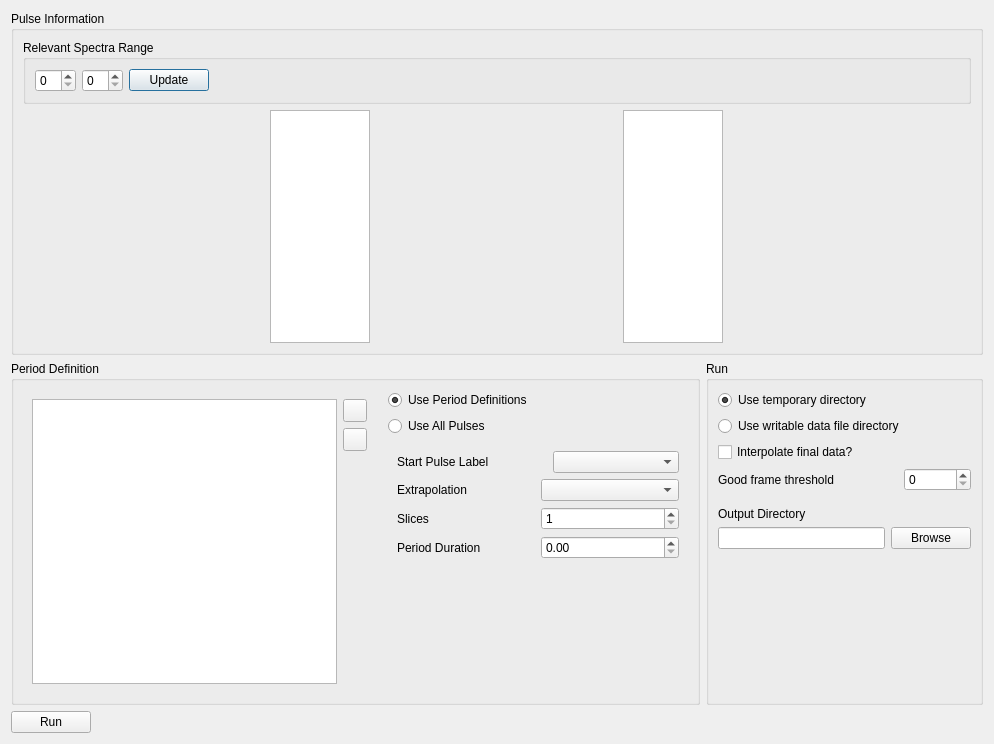
Old version of the form gudpy/gui/widgets/ui_files/nexusProcessingDialog.ui in the repository disorderedmaterials/GudPy.
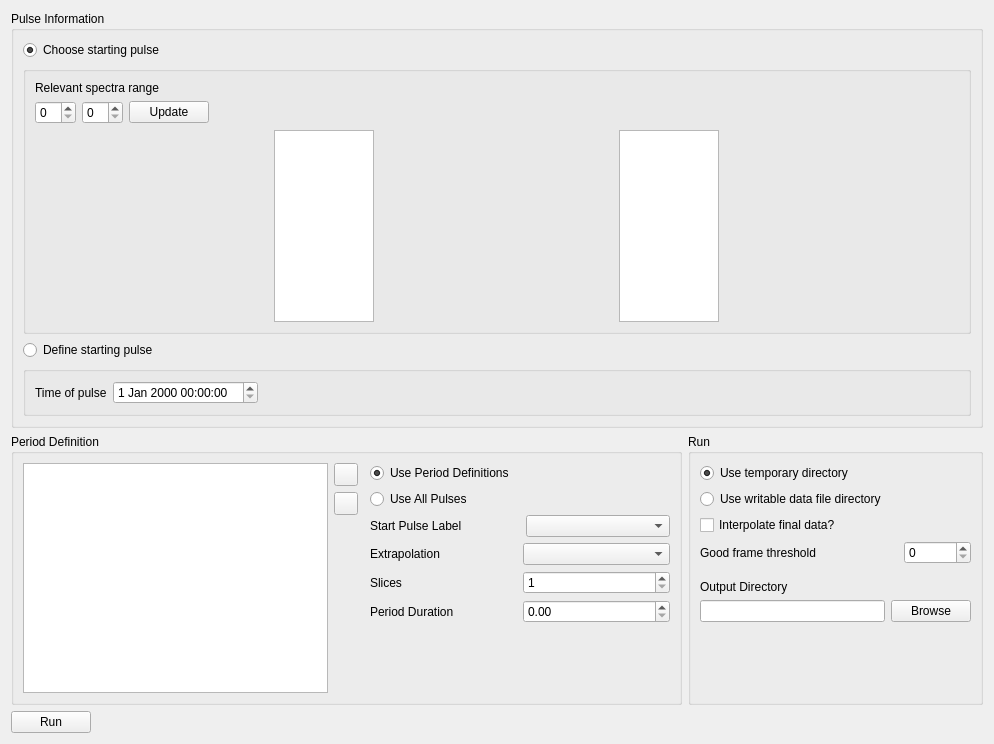
New version of the form. Icons and pictures are not drawn. Custom widgets are drawn as their Qt base class.

Commit message: Adjusted dialog to include new changes

What changed in the file:
```diff
--- a/gudpy/gui/widgets/ui_files/nexusProcessingDialog.ui
+++ b/gudpy/gui/widgets/ui_files/nexusProcessingDialog.ui
@@ -23,11 +23,36 @@
        </property>
        <layout class="QVBoxLayout" name="verticalLayout_3">
         <item>
-         <widget class="QGroupBox" name="spectraGroupBox">
+         <layout class="QVBoxLayout" name="verticalLayout">
+          <item>
+           <widget class="QRadioButton" name="chooseStartingPulseRadioButton">
+            <property name="text">
+             <string>Choose starting pulse</string>
+            </property>
+            <property name="checked">
+            <bool>true</bool>
+            </property>
+           </widget>
+          </item>
+          <item>
+           <widget class="QGroupBox" name="chooseStartingPulseGroupBox">
           <property name="title">
-           <string>Relevant Spectra Range</string>
-          </property>
-          <layout class="QHBoxLayout" name="horizontalLayout_5">
+             <string/>
+            </property>
+            <layout class="QHBoxLayout" name="pulsePlotLayout">
+            <item>
+            <layout class="QVBoxLayout" name="chooseLayout">
+            <item>
+            <layout class="QVBoxLayout" name="horizontalLayout_5">
+                <item>
+                <widget class="QLabel" name="label_6">
+                 <property name="text">
+                  <string>Relevant spectra range</string>
+                 </property>
+                </widget>
+               </item>
+             <item>
+              <layout class="QHBoxLayout" name="horizontalLayout">
            <item>
             <widget class="QSpinBox" name="lowerSpecSpinBox"/>
            </item>
@@ -39,6 +64,9 @@
              <property name="text">
               <string>Update</string>
              </property>
+                 <property name="autoDefault">
+                 <bool>false</bool>
+                 </property>
             </widget>
            </item>
            <item>
@@ -55,10 +83,9 @@
             </spacer>
            </item>
           </layout>
-         </widget>
         </item>
         <item>
-         <layout class="QHBoxLayout" name="pulsePlotLayout">
+            <layout class="QHBoxLayout" name="horisontalLayout2">
           <item>
            <widget class="SpectraTable" name="spectraTableView">
             <property name="sizePolicy">
@@ -100,6 +127,62 @@
          </layout>
         </item>
        </layout>
+          </item>
+          </layout>
+          </item>
+          </layout>
+           </widget>
+          </item>
+         </layout>
+        </item>
+        <item>
+         <layout class="QVBoxLayout" name="verticalLayout_2">
+          <item>
+           <widget class="QRadioButton" name="defineStartingPulseRadioButton">
+            <property name="text">
+             <string>Define starting pulse</string>
+            </property>
+           </widget>
+          </item>
+          <item>
+           <widget class="QGroupBox" name="defineStartingPulseGroupBox">
+            <property name="title">
+             <string/>
+            </property>
+            <layout class="QHBoxLayout" name="horizontalLayout_12">
+             <item>
+              <widget class="QLabel" name="label_7">
+               <property name="text">
+                <string>Time of pulse</string>
+               </property>
+              </widget>
+             </item>
+             <item>
+              <layout class="QHBoxLayout" name="horizontalLayout_11">
+               <item>
+                <widget class="QDateTimeEdit" name="startPulseDateTimeEdit"/>
+               </item>
+               <item>
+                <spacer name="horizontalSpacer_3">
+                 <property name="orientation">
+                  <enum>Qt::Horizontal</enum>
+                 </property>
+                 <property name="sizeHint" stdset="0">
+                  <size>
+                   <width>40</width>
+                   <height>20</height>
+                  </size>
+                 </property>
+                </spacer>
+               </item>
+              </layout>
+             </item>
+            </layout>
+           </widget>
+          </item>
+         </layout>
+        </item>
+       </layout>
       </widget>
      </item>
      <item>
@@ -115,7 +198,6 @@
             <item>
              <layout class="QHBoxLayout" name="periodDefinitionLayout">
              <item>
-             <widget class="QWidget" name="pulseTableGroup">
              <layout class="QHBoxLayout" name="boxLayout">
               <item>
                <widget class="PulseTable" name="pulseTableView">
@@ -170,7 +252,6 @@
                </layout>
               </item>
               </layout>
-              </widget>
               </item>
               <item>
                <layout class="QVBoxLayout" name="verticalLayout_10">
@@ -210,7 +291,6 @@
                  </widget>
                 </item>
                 <item>
-                <widget class="QWidget" name="periodDefinitionsGroup">
                 <layout class="QVBoxLayout" name="verticalLayout8">
                 <item>
                  <layout class="QHBoxLayout" name="horizontalLayout_7">
@@ -340,7 +420,6 @@
                  </spacer>
                 </item>
                 </layout>
-                </widget>
                 </item>
                </layout>
               </item>
@@ -444,6 +523,9 @@
                 <property name="text">
                  <string>Browse</string>
                 </property>
+                 <property name="autoDefault">
+                 <bool>false</bool>
+                 </property>
                </widget>
               </item>
              </layout>
@@ -481,6 +563,9 @@
      <property name="text">
       <string>Run</string>
      </property>
+     <property name="autoDefault">
+        <bool>false</bool>
+    </property>
     </widget>
    </item>
   </layout>
```
Lines whose indentation alone changed are shown as unchanged. The commit also changes 1 other file.
